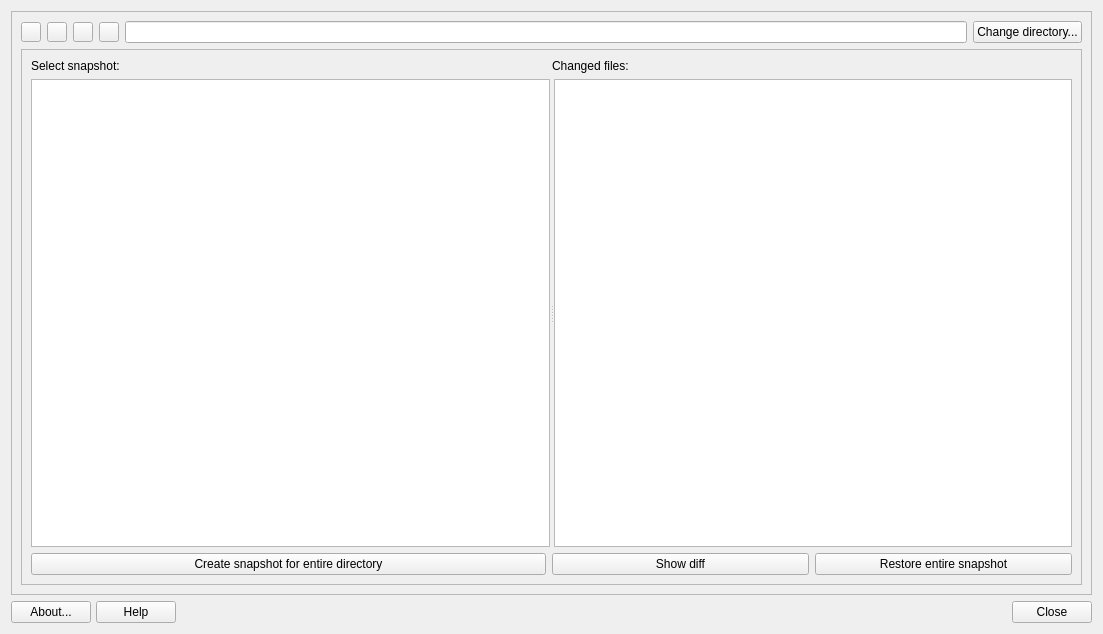
Old version of the form mainwindow.ui in the repository AdrianTM/restore-gui.
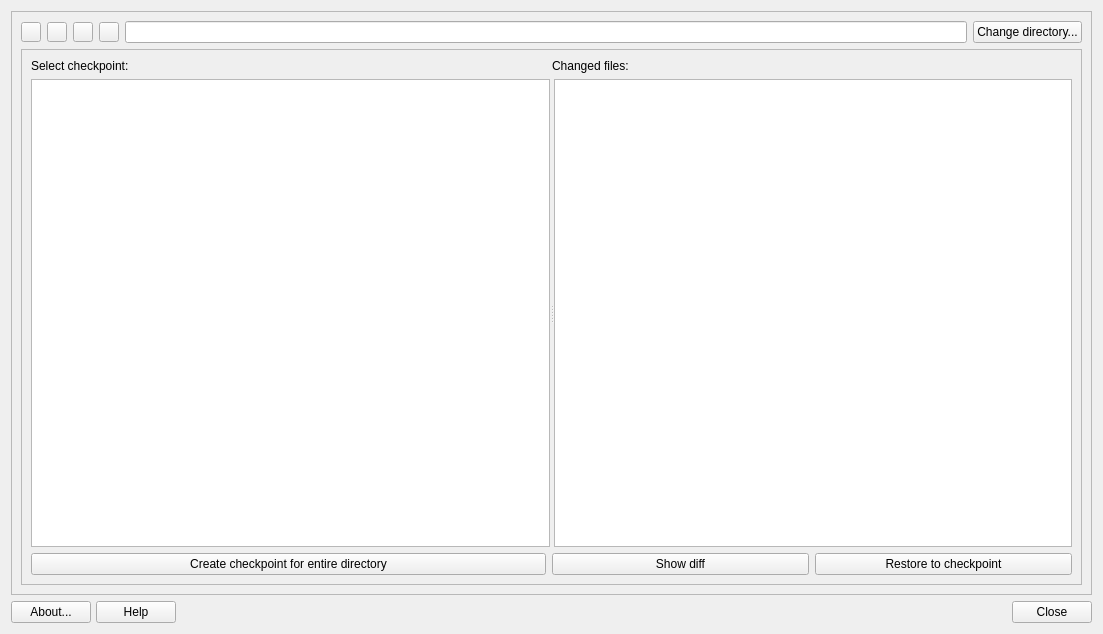
New version of the form. Icons and pictures are not drawn.

Commit message: Change wording snapshot -> checkpoint

The edit to the form file:
```diff
--- a/mainwindow.ui
+++ b/mainwindow.ui
@@ -169,7 +169,7 @@
          <item row="3" column="3">
           <widget class="QPushButton" name="pushRestore">
            <property name="text">
-            <string>Restore entire snapshot</string>
+            <string>Restore to checkpoint</string>
            </property>
            <property name="autoDefault">
             <bool>false</bool>
@@ -225,14 +225,14 @@
          <item row="0" column="0" colspan="2">
           <widget class="QLabel" name="label_2">
            <property name="text">
-            <string>Select snapshot:</string>
+            <string>Select checkpoint:</string>
            </property>
           </widget>
          </item>
          <item row="3" column="0" colspan="2">
           <widget class="QPushButton" name="pushSnapshot">
            <property name="text">
-            <string>Create snapshot for entire directory</string>
+            <string>Create checkpoint for entire directory</string>
            </property>
            <property name="autoDefault">
             <bool>false</bool>
```
Left out of the diff: 4 changed lines with no effect on the pictures. The commit also changes 2 other files.
